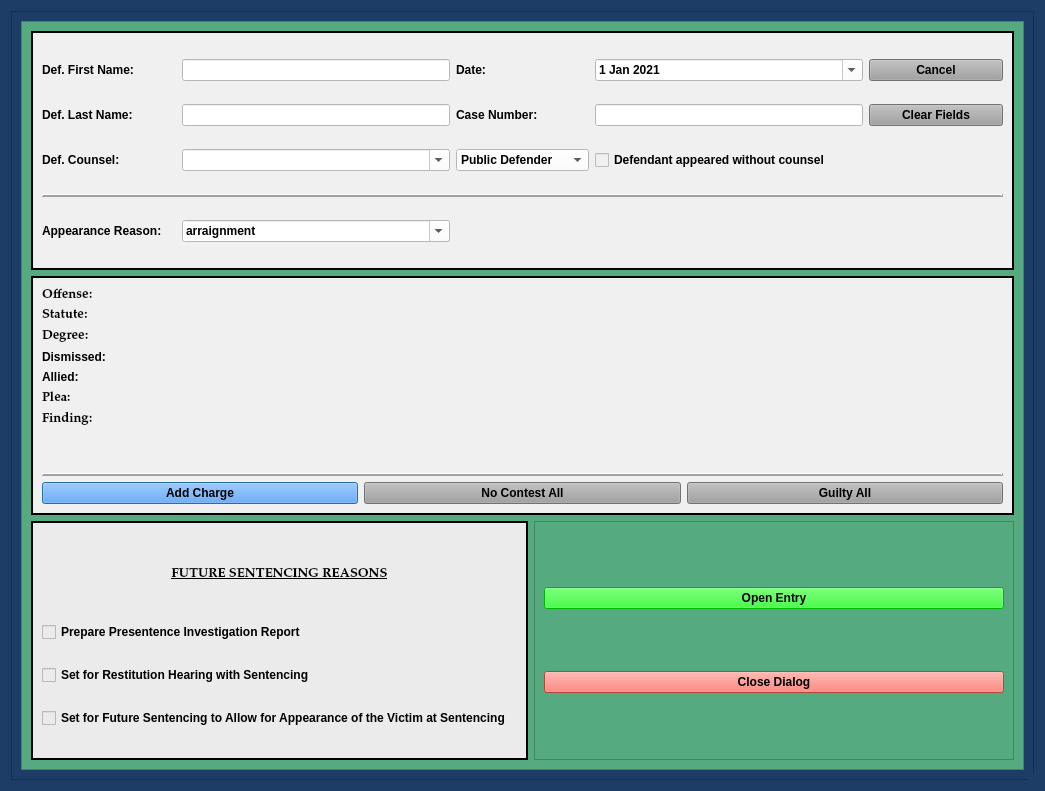
Above: package/views/ui/PleaOnlyDialog.ui from HunterProgram22/MuniEntry before the change. Below: the same form after it.
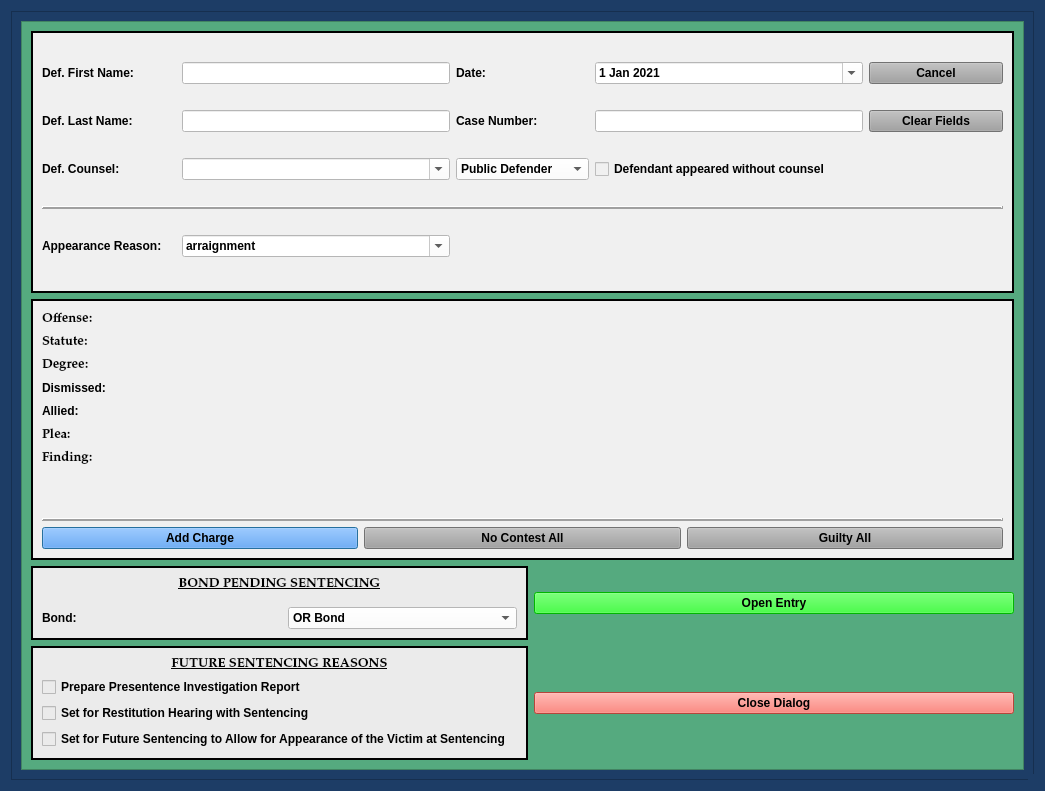
That is the form after the change.

Commit message: Added bond for plea only dialog.

Diff of the .ui file:
```diff
--- a/package/views/ui/PleaOnlyDialog.ui
+++ b/package/views/ui/PleaOnlyDialog.ui
@@ -181,7 +181,22 @@
            <height>751</height>
           </rect>
          </property>
-         <layout class="QGridLayout" name="gridLayout_6">
+         <layout class="QGridLayout" name="gridLayout_8">
+          <item row="2" column="1">
+           <widget class="QPushButton" name="create_entry_Button">
+            <property name="styleSheet">
+             <string notr="true">background-color: rgb(0, 255, 0);
+font: 75 11pt &quot;Palatino Linotype&quot;;
+font-weight: bold;</string>
+            </property>
+            <property name="text">
+             <string>Open Entry</string>
+            </property>
+            <property name="autoDefault">
+             <bool>false</bool>
+            </property>
+           </widget>
+          </item>
           <item row="0" column="0" colspan="2">
            <widget class="QFrame" name="case_name_Frame">
             <property name="sizePolicy">
@@ -404,6 +419,77 @@
             </layout>
            </widget>
           </item>
+          <item row="2" column="0">
+           <widget class="QFrame" name="frame_2">
+            <property name="styleSheet">
+             <string notr="true">background-color: rgb(235, 235, 235);</string>
+            </property>
+            <property name="frameShape">
+             <enum>QFrame::Box</enum>
+            </property>
+            <property name="frameShadow">
+             <enum>QFrame::Plain</enum>
+            </property>
+            <property name="lineWidth">
+             <number>2</number>
+            </property>
+            <layout class="QGridLayout" name="gridLayout_7" rowstretch="0,0">
+             <property name="spacing">
+              <number>16</number>
+             </property>
+             <item row="1" column="1">
+              <widget class="QComboBox" name="plea_only_bond_type_box">
+               <property name="styleSheet">
+                <string notr="true">background-color: rgb(255, 255, 255);</string>
+               </property>
+               <item>
+                <property name="text">
+                 <string>OR Bond</string>
+                </property>
+               </item>
+               <item>
+                <property name="text">
+                 <string>Continue Existing Bond</string>
+                </property>
+               </item>
+              </widget>
+             </item>
+             <item row="1" column="0">
+              <widget class="QLabel" name="label_7">
+               <property name="text">
+                <string>Bond:</string>
+               </property>
+              </widget>
+             </item>
+             <item row="0" column="0" colspan="2">
+              <widget class="QLabel" name="label_4">
+               <property name="maximumSize">
+                <size>
+                 <width>16777215</width>
+                 <height>250</height>
+                </size>
+               </property>
+               <property name="font">
+                <font>
+                 <family>Palatino Linotype</family>
+                 <pointsize>10</pointsize>
+                 <weight>75</weight>
+                 <italic>false</italic>
+                 <bold>true</bold>
+                 <underline>true</underline>
+                </font>
+               </property>
+               <property name="text">
+                <string>BOND PENDING SENTENCING</string>
+               </property>
+               <property name="alignment">
+                <set>Qt::AlignCenter</set>
+               </property>
+              </widget>
+             </item>
+            </layout>
+           </widget>
+          </item>
           <item row="1" column="0" colspan="2">
            <widget class="QFrame" name="frame">
             <property name="sizePolicy">
@@ -608,7 +694,19 @@
             </layout>
            </widget>
           </item>
-          <item row="2" column="0">
+          <item row="3" column="1">
+           <widget class="QPushButton" name="close_dialog_Button">
+            <property name="styleSheet">
+             <string notr="true">background-color: rgb(255, 96, 82);
+font: 75 11pt &quot;Palatino Linotype&quot;;
+font-weight: bold;</string>
+            </property>
+            <property name="text">
+             <string>Close Dialog</string>
+            </property>
+           </widget>
+          </item>
+          <item row="3" column="0">
            <widget class="QFrame" name="frame_5">
             <property name="styleSheet">
              <string notr="true">background-color: rgb(235, 235, 235);</string>
@@ -673,48 +771,6 @@
             </layout>
            </widget>
           </item>
-          <item row="2" column="1">
-           <widget class="QFrame" name="frame_8">
-            <property name="styleSheet">
-             <string notr="true">background-color: rgb(85, 170, 127);</string>
-            </property>
-            <property name="frameShape">
-             <enum>QFrame::StyledPanel</enum>
-            </property>
-            <property name="frameShadow">
-             <enum>QFrame::Raised</enum>
-            </property>
-            <layout class="QGridLayout" name="gridLayout_10">
-             <item row="2" column="0">
-              <widget class="QPushButton" name="close_dialog_Button">
-               <property name="styleSheet">
-                <string notr="true">background-color: rgb(255, 96, 82);
-font: 75 11pt &quot;Palatino Linotype&quot;;
-font-weight: bold;</string>
-               </property>
-               <property name="text">
-                <string>Close Dialog</string>
-               </property>
-              </widget>
-             </item>
-             <item row="0" column="0">
-              <widget class="QPushButton" name="create_entry_Button">
-               <property name="styleSheet">
-                <string notr="true">background-color: rgb(0, 255, 0);
-font: 75 11pt &quot;Palatino Linotype&quot;;
-font-weight: bold;</string>
-               </property>
-               <property name="text">
-                <string>Open Entry</string>
-               </property>
-               <property name="autoDefault">
-                <bool>false</bool>
-               </property>
-              </widget>
-             </item>
-            </layout>
-           </widget>
-          </item>
          </layout>
         </widget>
        </widget>
```
Left out of the diff: 2 changed lines with no effect on the pictures. The commit also changes 8 other files.
